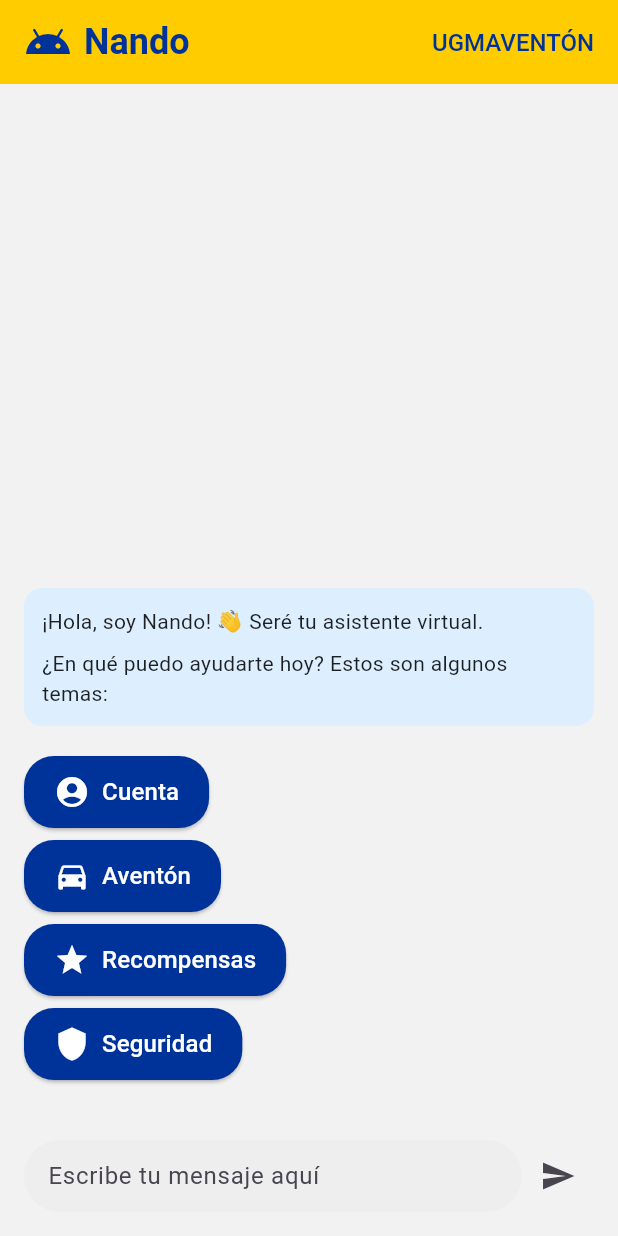
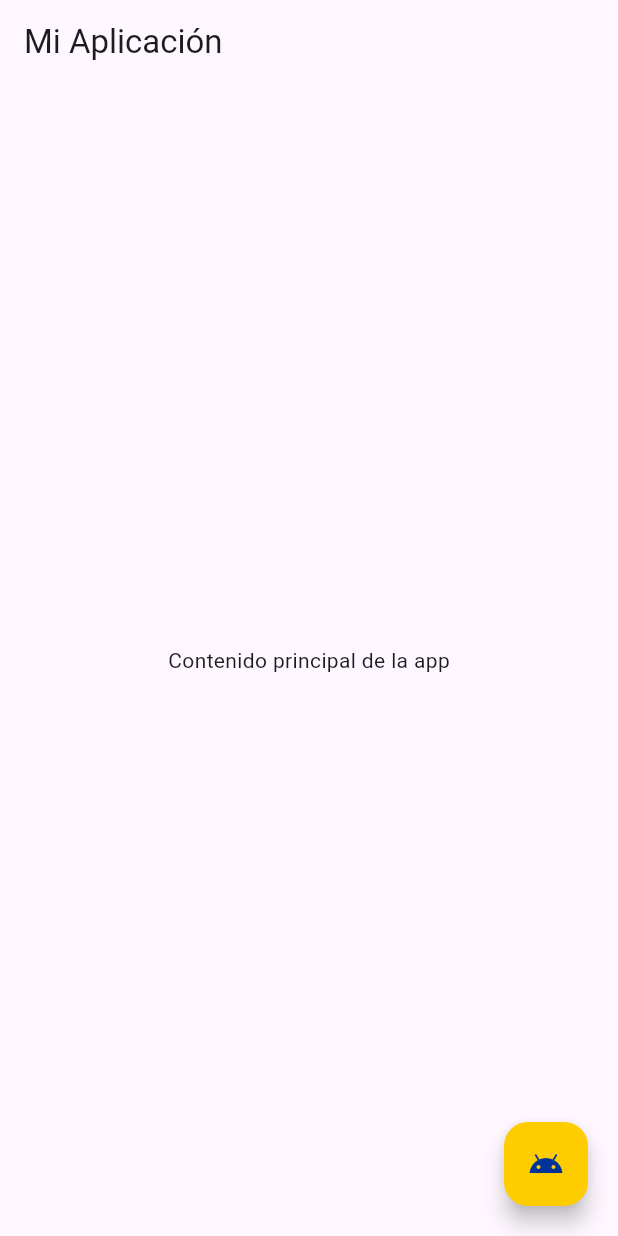
Before and after one commit to JoseL2119/ugmaventon-, a Flutter app: the screen it shows after launch, on a phone screen of 412 x 824 dp. Run offline on Flutter 3.47's test engine with Material 3 defaults, Android fonts, the phone set to English and light mode, and no system bars; missing offline and left inert: string_similarity.

Commit message:
Creo que Final Commit

```diff
--- a/lib/main.dart
+++ b/lib/main.dart
@@ -12,19 +12,126 @@ class MyApp extends StatelessWidget {
   Widget build(BuildContext context) {
     return MaterialApp(
       debugShowCheckedModeBanner: false,
-      home: const HomePage(),
+      home: const MyHomePage(),
     );
   }
 }
 
-class HomePage extends StatefulWidget {
-  const HomePage({Key? key}) : super(key: key);
+class MyHomePage extends StatefulWidget { // Renombrado a MyHomePage
+  const MyHomePage({Key? key}) : super(key: key);
 
   @override
-  State<HomePage> createState() => _HomePageState();
+  State<MyHomePage> createState() => _MyHomePageState();
 }
 
-class _HomePageState extends State<HomePage> {
+class _ChatTransition extends StatefulWidget {
+  final VoidCallback onClose;
+  final Widget child;
+
+  const _ChatTransition({required this.onClose, required this.child});
+
+  @override
+  State<_ChatTransition> createState() => _ChatTransitionState();
+}
+
+class _ChatTransitionState extends State<_ChatTransition>
+    with SingleTickerProviderStateMixin {
+  late AnimationController _animationController;
+  late Animation<double> _animation;
+
+  @override
+  void initState() {
+    super.initState();
+    _animationController = AnimationController(
+      vsync: this,
+      duration: const Duration(milliseconds: 300),
+    );
+    _animation = CurvedAnimation(
+      parent: _animationController,
+      curve: Curves.easeOut,
+    );
+    _animationController.forward(); // Iniciar la animación al abrir
+  }
+
+  @override
+  void dispose() {
+    _animationController.dispose();
+    super.dispose();
+  }
+
+  @override
+  Widget build(BuildContext context) {
+    return FadeTransition(
+      opacity: _animation,
+      child: Material(
+        elevation: 8.0,
+        borderRadius: BorderRadius.zero,
+        child: Container(
+          decoration: const BoxDecoration(
+            color: Colors.white,
+          ),
+          child: widget.child,
+        ),
+      ),
+    );
+  }
+}
+
+class _MyHomePageState extends State<MyHomePage> {
+  bool _showChat = false; // Variable para controlar la visibilidad del chat
+
+  @override
+  Widget build(BuildContext context) {
+    return Scaffold(
+      appBar: AppBar(
+        title: const Text('Mi Aplicación'),
+      ),
+      body: Stack(
+        children: [
+          const Center(child: Text('Contenido principal de la app')),
+
+          Positioned(
+            bottom: 20,
+            right: 20,
+            child: FloatingActionButton(
+              backgroundColor: const Color(0xFFFFCC00),
+              onPressed: () {
+                setState(() {
+                  _showChat = !_showChat;
+                });
+              },
+              child: const Icon(Icons.android, color: Color(0xFF003399)),
+            ),
+          ),
+
+          if (_showChat)
+            _ChatTransition(
+              onClose: () {
+                setState(() {
+                  _showChat = false;
+                });
+              },
+              child: ChatWidget(onClose: () { //Pasamos el OnClose al Chat Widget
+                setState(() {
+                  _showChat = false;
+                });
+              }), // El ChatWidget es el hijo de _ChatTransition
+            ),
+        ],
+      ),
+    );
+  }
+}
+
+class ChatWidget extends StatefulWidget {
+  final VoidCallback onClose; // Recibe la función onClose
+  const ChatWidget({Key? key, required this.onClose}) : super(key: key);
+
+  @override
+  State<ChatWidget> createState() => _ChatWidgetState();
+}
+
+class _ChatWidgetState extends State<ChatWidget> {
   final TextEditingController _messageController = TextEditingController();
   final List<Map<String, dynamic>> _messages = [];
   List<String> _currentCarouselItems = [];
@@ -222,11 +329,13 @@ class _HomePageState extends State<HomePage> {
     });
   }
 
+  // Modificación en el AppBar para el botón de cerrar
   @override
   Widget build(BuildContext context) {
     return Scaffold(
       backgroundColor: const Color(0xFFF2F2F2),
       appBar: AppBar(
+        automaticallyImplyLeading: false, // Quita la flecha de atrás
         backgroundColor: const Color(0xFFFFCC00),
         title: Row(
           children: [
@@ -249,6 +358,7 @@ class _HomePageState extends State<HomePage> {
                 fontWeight: FontWeight.w500,
               ),
             ),
+            IconButton(onPressed: widget.onClose, icon: const Icon(Icons.close, color: Color(0xFF003399))),
           ],
         ),
       ),
@@ -340,26 +450,6 @@ class _HomePageState extends State<HomePage> {
                               ),
                             );
                           }).toList(),
-                          /*// Botón Volver
-                        Padding(
-                          padding: const EdgeInsets.only(top: 12.0),
-                          child: ElevatedButton(
-                            onPressed: _goBackToMainSection,
-                            style: ElevatedButton.styleFrom(
-                              backgroundColor: const Color(0xFF003399),
-                              shape: RoundedRectangleBorder(
-                                borderRadius: BorderRadius.circular(20),
-                              ),
-                              padding: const EdgeInsets.symmetric(
-                                  vertical: 12, horizontal: 20),
-                            ),
-                            child: const Text(
-                              "Volver",
-                              style: TextStyle(
-                                  color: Colors.white, fontSize: 16),
-                            ),
-                          ),
-                        ),*/
                         ],
                       ),
                     // Mostrar mensajes
```
Lines whose indentation alone changed are shown as unchanged.
